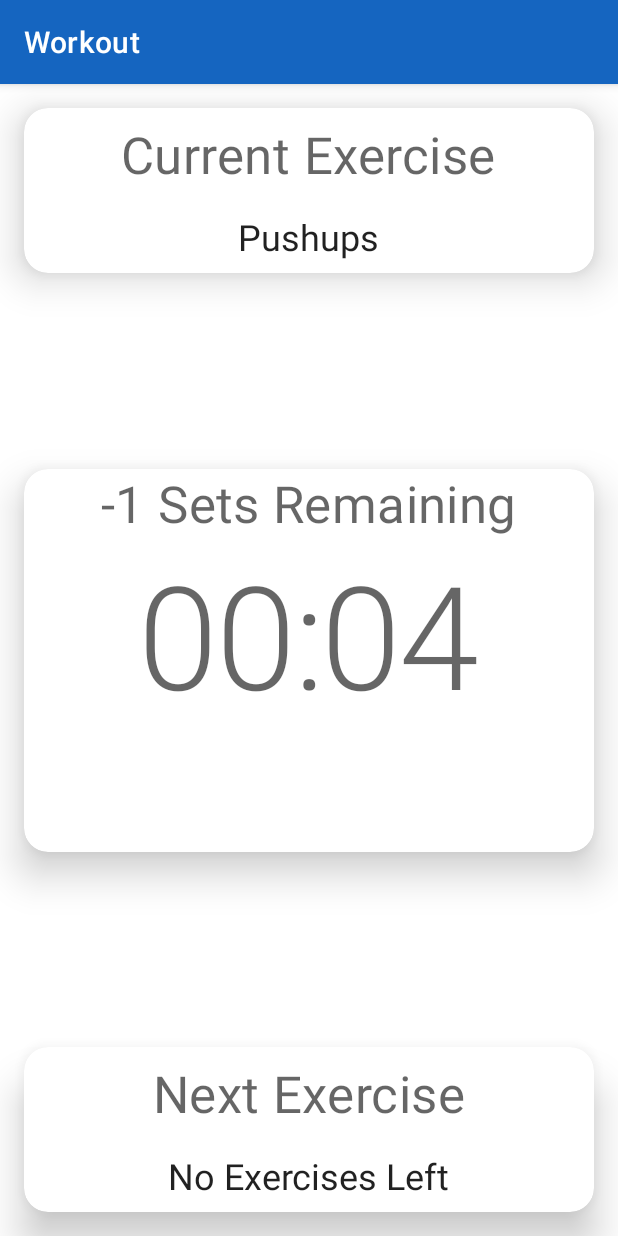
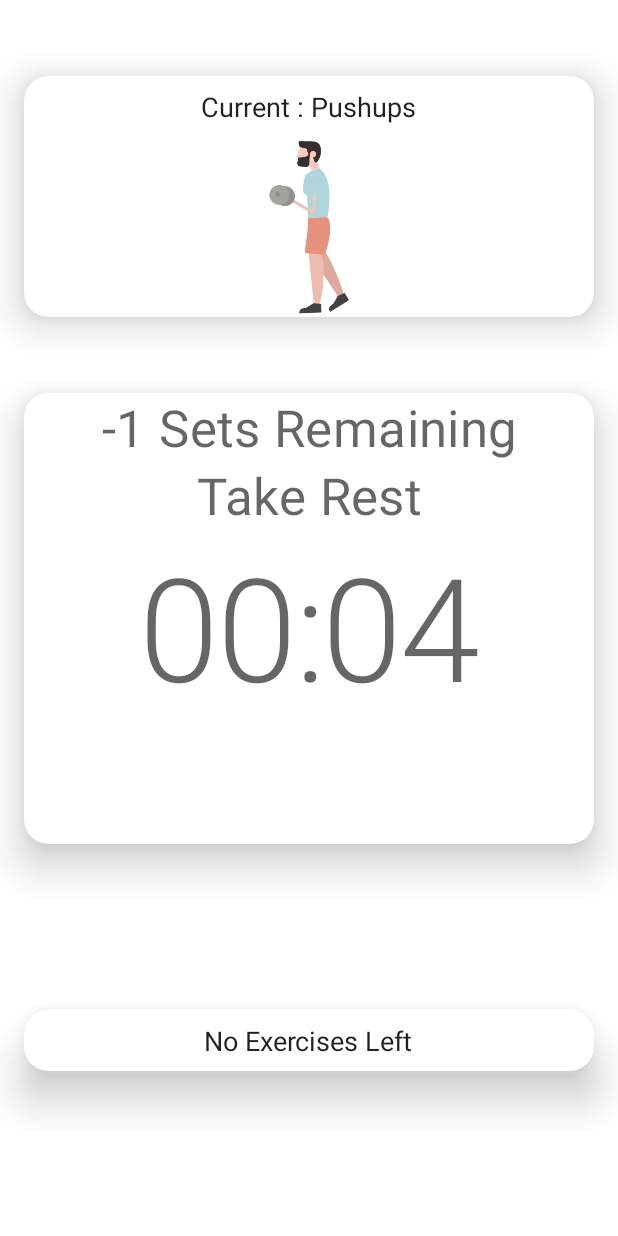
Before and after one commit to mrwhoknows55/Workout-Helper, an Android app: the CheckoutActivity screen opened directly, with no data from a screen before it, after a tap on "START!", on a phone screen of 412 x 824 dp. Run offline under Robolectric (Android 15) with nearby library versions, the phone set to English and light mode, and no system bars; 5 statements that could not run were skipped.

Commit message:
Added Current and Next Exercise images

```diff
--- a/app/src/main/AndroidManifest.xml
+++ b/app/src/main/AndroidManifest.xml
@@ -11,7 +11,7 @@
         android:roundIcon="@mipmap/ic_launcher_round"
         android:supportsRtl="true"
         android:theme="@style/AppTheme">
-        <activity android:name=".CountdownTimerActivity"></activity>
+        <activity android:name=".CountdownTimerActivity" />
         <activity android:name=".CheckoutActivity" />
         <activity android:name=".MainActivity">
             <intent-filter>
--- a/app/src/main/java/com/mrwhoknows/workout/CheckoutActivity.java
+++ b/app/src/main/java/com/mrwhoknows/workout/CheckoutActivity.java
@@ -4,7 +4,9 @@ import androidx.appcompat.app.AppCompatActivity;
 import androidx.recyclerview.widget.LinearLayoutManager;
 import androidx.recyclerview.widget.RecyclerView;
 
+import android.annotation.SuppressLint;
 import android.content.Intent;
+import android.content.pm.ActivityInfo;
 import android.os.Bundle;
 import android.os.CountDownTimer;
 import android.os.WorkSource;
@@ -29,10 +31,12 @@ public class CheckoutActivity extends AppCompatActivity implements WorkoutAdapte
 
     private TextView totalTimeText;
 
+    @SuppressLint("SourceLockedOrientationActivity")
     @Override
     protected void onCreate(Bundle savedInstanceState) {
         super.onCreate(savedInstanceState);
         setContentView(R.layout.activity_checkout);
+        setRequestedOrientation(ActivityInfo.SCREEN_ORIENTATION_PORTRAIT);
 
         totalTimeText = findViewById(R.id.totalTimeText);
 
@@ -72,7 +76,7 @@ public class CheckoutActivity extends AppCompatActivity implements WorkoutAdapte
 
     }
 
-    public void startExercise(View view){
+    public void startExercise(View view) {
         Intent intent;
         intent = new Intent(this, CountdownTimerActivity.class);
         intent.putParcelableArrayListExtra("object", workouts);
@@ -80,4 +84,9 @@ public class CheckoutActivity extends AppCompatActivity implements WorkoutAdapte
         startActivity(intent);
     }
 
+    @Override
+    protected void onStop() {
+        super.onStop();
+        finish();
+    }
 }
--- a/app/src/main/java/com/mrwhoknows/workout/CountdownTimerActivity.java
+++ b/app/src/main/java/com/mrwhoknows/workout/CountdownTimerActivity.java
@@ -2,12 +2,15 @@ package com.mrwhoknows.workout;
 
 import androidx.appcompat.app.AppCompatActivity;
 
+import android.annotation.SuppressLint;
 import android.content.SharedPreferences;
+import android.content.pm.ActivityInfo;
 import android.media.MediaPlayer;
 import android.os.Bundle;
 import android.os.CountDownTimer;
 import android.view.View;
 import android.widget.Button;
+import android.widget.ImageView;
 import android.widget.TextView;
 
 import com.mrwhoknows.workout.model.Workout;
@@ -18,7 +21,8 @@ import java.util.Locale;
 public class CountdownTimerActivity extends AppCompatActivity {
 
     private CountDownTimer countDownTimer;
-    private TextView setsRemainingText, countdownTimerText, currentExText, nextExText;
+    private TextView setsRemainingText, countdownTimerText, currentExText, nextExText, restText;
+    private ImageView currentImg, nextImg;
 
     private int sets;
     private boolean isTimerRunning, isBreak;
@@ -30,17 +34,23 @@ public class CountdownTimerActivity extends AppCompatActivity {
 
     MediaPlayer mediaPlayer;
 
+    @SuppressLint("SourceLockedOrientationActivity")
     @Override
     protected void onCreate(Bundle savedInstanceState) {
         super.onCreate(savedInstanceState);
         setContentView(R.layout.activity_countdown_timer);
+        setRequestedOrientation(ActivityInfo.SCREEN_ORIENTATION_PORTRAIT);
 
         setsRemainingText = findViewById(R.id.setsRemaining);
         countdownTimerText = findViewById(R.id.countdownTimerText);
         currentExText = findViewById(R.id.currentExName);
         nextExText = findViewById(R.id.nextExName);
+        restText = findViewById(R.id.restText);
 
         pauseBtn = findViewById(R.id.pauseBtn);
+
+        currentImg = findViewById(R.id.currentExImg);
+        nextImg = findViewById(R.id.nextExImg);
 
         if (getIntent().hasExtra("object") && getIntent().hasExtra("sets")) {
             this.workoutArrayList = getIntent().getParcelableArrayListExtra("object");
@@ -49,27 +59,23 @@ public class CountdownTimerActivity extends AppCompatActivity {
             setsRemainingText.setText(String.valueOf(sets) + " Sets Remaining");
 
             pos = 0;
-            currentExText.setText(workoutArrayList.get(pos).getWorkoutName());
-            if (pos + 1 < workoutArrayList.size())
-                nextExText.setText(workoutArrayList.get(pos + 1).getWorkoutName());
-            else {
-                if (sets >= 0)
-                    nextExText.setText(workoutArrayList.get(0).getWorkoutName());
-                else
-                    nextExText.setText("No Exercises Left");
-            }
+            changeExercises();
             startTimer();
         }
 
         pauseBtn.setOnClickListener(new View.OnClickListener() {
             @Override
             public void onClick(View v) {
-                if (isTimerRunning) {
-                    pauseTimer();
-                    pauseBtn.setText("Restart");
+                if (pauseBtn.getText().toString().equals("Done")) {
+                    finish();
                 } else {
-                    startTimer();
-                    pauseBtn.setText("Pause");
+                    if (isTimerRunning) {
+                        pauseTimer();
+                        pauseBtn.setText("Restart");
+                    } else {
+                        startTimer();
+                        pauseBtn.setText("Pause");
+                    }
                 }
             }
         });
@@ -84,6 +90,7 @@ public class CountdownTimerActivity extends AppCompatActivity {
         if (mediaPlayer.isPlaying()) {
             mediaPlayer.pause();
         }
+
     }
 
     private void startTimer() {
@@ -126,7 +133,11 @@ public class CountdownTimerActivity extends AppCompatActivity {
                         isTimerRunning = false;
                         countdownTimerText.setText("Finished!");
                         mediaPlayer.stop();
-                        pauseBtn.setVisibility(View.INVISIBLE);
+                        pauseBtn.setVisibility(View.VISIBLE);
+                        pauseBtn.setText("Done");
+                        restText.setVisibility(View.INVISIBLE);
+                        setsRemainingText.setVisibility(View.INVISIBLE);
+                        currentImg.setVisibility(View.GONE);
                     }
                 } else {
                     isTimerRunning = true;
@@ -157,16 +168,9 @@ public class CountdownTimerActivity extends AppCompatActivity {
 
         mediaPlayer.stop();
         pauseBtn.setVisibility(View.INVISIBLE);
+        restText.setText("Take Rest");
 
-        currentExText.setText(workoutArrayList.get(pos).getWorkoutName());
-        if (pos + 1 < workoutArrayList.size())
-            nextExText.setText(workoutArrayList.get(pos + 1).getWorkoutName());
-        else {
-            if (sets > 0)
-                nextExText.setText(workoutArrayList.get(0).getWorkoutName());
-            else
-                nextExText.setText("No Exercises Left");
-        }
+        changeExercises();
 
         try {
             Thread.sleep(1000);
@@ -189,4 +193,21 @@ public class CountdownTimerActivity extends AppCompatActivity {
         }.start();
     }
 
+    private void changeExercises() {
+        currentExText.setText("Current: " + workoutArrayList.get(pos).getWorkoutName());
+        currentImg.setImageResource(workoutArrayList.get(pos).getWorkoutImage());
+        if (pos + 1 < workoutArrayList.size()) {
+            nextExText.setText("Next: " + workoutArrayList.get(pos + 1).getWorkoutName());
+            nextImg.setImageResource(workoutArrayList.get(pos + 1).getWorkoutImage());
+        } else {
+            if (sets > 0) {
+                nextExText.setText("Next: " + workoutArrayList.get(0).getWorkoutName());
+                nextImg.setImageResource(workoutArrayList.get(0).getWorkoutImage());
+            } else {
+                nextExText.setText("No Exercises Left");
+                nextImg.setVisibility(View.GONE);
+            }
+        }
+    }
+
 }
--- a/app/src/main/java/com/mrwhoknows/workout/MainActivity.java
+++ b/app/src/main/java/com/mrwhoknows/workout/MainActivity.java
@@ -2,7 +2,9 @@ package com.mrwhoknows.workout;
 
 import androidx.appcompat.app.AppCompatActivity;
 
+import android.annotation.SuppressLint;
 import android.content.Intent;
+import android.content.pm.ActivityInfo;
 import android.os.Bundle;
 import android.util.Log;
 import android.view.View;
@@ -27,10 +29,12 @@ public class MainActivity extends AppCompatActivity {
 
     private ArrayList<Workout> workouts;
 
+    @SuppressLint("SourceLockedOrientationActivity")
     @Override
     protected void onCreate(Bundle savedInstanceState) {
         super.onCreate(savedInstanceState);
         setContentView(R.layout.activity_main);
+        setRequestedOrientation(ActivityInfo.SCREEN_ORIENTATION_PORTRAIT);
 
         exCountText = findViewById(R.id.exerciseCount);
         setCountText = findViewById(R.id.setCount);
--- a/app/src/main/res/layout/activity_countdown_timer.xml
+++ b/app/src/main/res/layout/activity_countdown_timer.xml
@@ -12,15 +12,13 @@
         android:layout_height="wrap_content"
         android:layout_margin="16dp"
         android:layout_marginStart="16dp"
-        android:layout_marginTop="16dp"
         android:layout_marginEnd="16dp"
-        android:layout_marginBottom="16dp"
         app:cardCornerRadius="16dp"
         app:cardElevation="16dp"
-        app:layout_constraintBottom_toTopOf="@+id/materialCardView"
+        app:layout_constraintBottom_toBottomOf="parent"
         app:layout_constraintEnd_toEndOf="parent"
         app:layout_constraintStart_toStartOf="parent"
-        app:layout_constraintTop_toBottomOf="@+id/materialCardView2">
+        app:layout_constraintTop_toTopOf="parent">
 
         <LinearLayout
             android:layout_width="match_parent"
@@ -31,16 +29,28 @@
             <TextView
                 android:id="@+id/setsRemaining"
                 style="@style/TextAppearance.MaterialComponents.Headline4"
-                android:layout_width="wrap_content"
+                android:layout_width="match_parent"
                 android:layout_height="wrap_content"
-                android:text="3 Sets Remaining" />
+                android:gravity="center"
+                android:text="3 Sets Remaining"
+                android:textAlignment="center" />
 
+            <TextView
+                android:id="@+id/restText"
+                style="@style/TextAppearance.MaterialComponents.Headline4"
+                android:layout_width="match_parent"
+                android:layout_height="wrap_content"
+                android:gravity="center"
+                android:text="Keep Going"
+                android:textAlignment="center"
+                android:visibility="visible" />
 
             <TextView
                 android:id="@+id/countdownTimerText"
-                android:layout_width="wrap_content"
-                android:layout_height="wrap_content"
+                android:layout_width="match_parent"
+                android:layout_height="match_parent"
                 android:text="02:00"
+                android:textAlignment="center"
                 android:textAppearance="@style/TextAppearance.MaterialComponents.Headline1" />
 
             <com.google.android.material.button.MaterialButton
@@ -61,10 +71,12 @@
         android:layout_height="wrap_content"
         android:layout_margin="16dp"
         android:layout_marginStart="16dp"
-        android:layout_marginTop="16dp"
+        android:layout_marginTop="8dp"
         android:layout_marginEnd="16dp"
+        android:layout_marginBottom="8dp"
         app:cardCornerRadius="16dp"
         app:cardElevation="16dp"
+        app:layout_constraintBottom_toTopOf="@+id/materialCardView3"
         app:layout_constraintEnd_toEndOf="parent"
         app:layout_constraintStart_toStartOf="parent"
         app:layout_constraintTop_toTopOf="parent">
@@ -76,19 +88,21 @@
             android:orientation="vertical">
 
             <TextView
-                style="@style/TextAppearance.MaterialComponents.Headline4"
-                android:layout_width="wrap_content"
-                android:layout_height="wrap_content"
-                android:layout_margin="8dp"
-                android:text="Current Exercise" />
-
-            <TextView
                 android:id="@+id/currentExName"
                 style="@style/TextAppearance.MaterialComponents.Headline5"
                 android:layout_width="wrap_content"
                 android:layout_height="wrap_content"
                 android:layout_margin="8dp"
-                android:text="Pushups" />
+                android:text="Current : Pushups"
+                android:textSize="18sp" />
+
+            <ImageView
+                android:id="@+id/currentExImg"
+                android:layout_width="match_parent"
+                android:layout_height="120dp"
+                android:scaleType="centerInside"
+                android:src="@drawable/img07" />
+
         </LinearLayout>
 
     </com.google.android.material.card.MaterialCardView>
@@ -99,13 +113,15 @@
         android:layout_height="wrap_content"
         android:layout_margin="16dp"
         android:layout_marginStart="16dp"
+        android:layout_marginTop="8dp"
         android:layout_marginEnd="16dp"
-        android:layout_marginBottom="16dp"
+        android:layout_marginBottom="8dp"
         app:cardCornerRadius="16dp"
         app:cardElevation="16dp"
         app:layout_constraintBottom_toBottomOf="parent"
         app:layout_constraintEnd_toEndOf="parent"
-        app:layout_constraintStart_toStartOf="parent">
+        app:layout_constraintStart_toStartOf="parent"
+        app:layout_constraintTop_toBottomOf="@+id/materialCardView3">
 
         <LinearLayout
 
@@ -115,19 +131,20 @@
             android:orientation="vertical">
 
             <TextView
-                style="@style/TextAppearance.MaterialComponents.Headline4"
-                android:layout_width="wrap_content"
-                android:layout_height="wrap_content"
-                android:layout_margin="8dp"
-                android:text="Next Exercise" />
-
-            <TextView
                 android:id="@+id/nextExName"
                 style="@style/TextAppearance.MaterialComponents.Headline5"
                 android:layout_width="wrap_content"
                 android:layout_height="wrap_content"
                 android:layout_margin="8dp"
-                android:text="Situps" />
+                android:text=" Next: Situps"
+                android:textSize="18sp" />
+
+            <ImageView
+                android:id="@+id/nextExImg"
+                android:layout_width="match_parent"
+                android:layout_height="120dp"
+                android:scaleType="centerInside"
+                android:src="@drawable/img03" />
         </LinearLayout>
 
     </com.google.android.material.card.MaterialCardView>
--- a/app/src/main/res/values/colors.xml
+++ b/app/src/main/res/values/colors.xml
@@ -1,11 +1,11 @@
 <!--?xml version="1.0" encoding="UTF-8"?-->
 <resources>
-    <color name="primaryColor">#1565c0</color>
-    <color name="primaryLightColor">#5e92f3</color>
-    <color name="primaryDarkColor">#003c8f</color>
-    <color name="secondaryColor">#bd21d9</color>
-    <color name="secondaryLightColor">#f35fff</color>
-    <color name="secondaryDarkColor">#8800a7</color>
+    <color name="primaryColor">#bd21d9</color>
+    <color name="primaryLightColor">#f35fff</color>
+    <color name="primaryDarkColor">#8800a7</color>
+    <color name="secondaryColor">#1565c0</color>
+    <color name="secondaryLightColor">#5e92f3</color>
+    <color name="secondaryDarkColor">#003c8f</color>
     <color name="primaryTextColor">#ffffff</color>
     <color name="secondaryTextColor">#ffffff</color>
 </resources>
--- a/app/src/main/res/values/styles.xml
+++ b/app/src/main/res/values/styles.xml
@@ -1,7 +1,7 @@
 <resources>
 
     <!-- Base application theme. -->
-    <style name="AppTheme" parent="Theme.MaterialComponents.DayNight.DarkActionBar">
+    <style name="AppTheme" parent="Theme.MaterialComponents.Light.NoActionBar">
         <!-- Customize your theme here. -->
         <item name="colorPrimary">@color/primaryColor</item>
         <item name="colorPrimaryDark">@color/primaryDarkColor</item>
```
Also changed, not shown: app/src/main/res/layout/activity_main.xml (+11 -1 lines), 1 other file.
